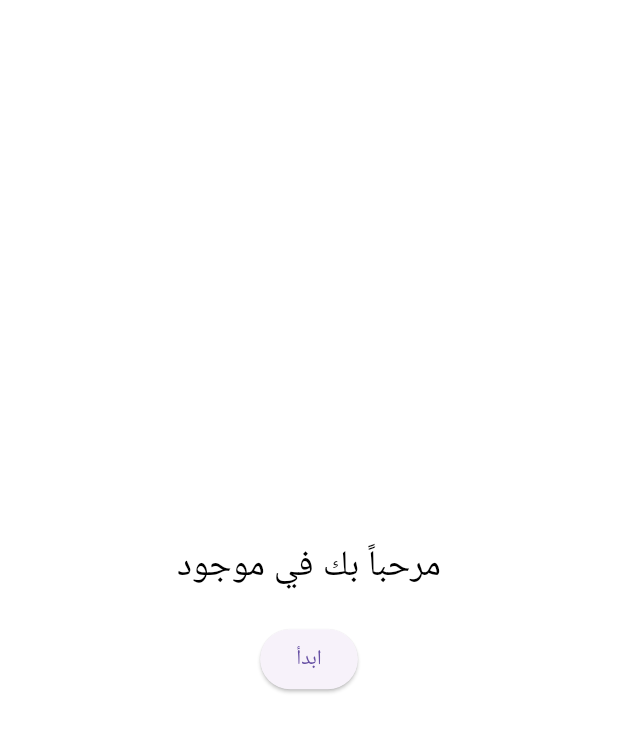
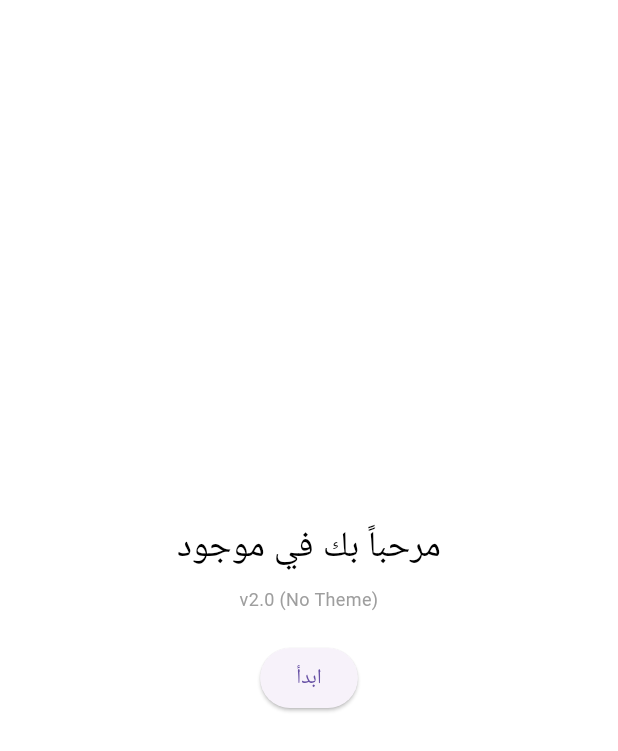
Before and after one commit to kezar0001-cpu/Mawjood, a Flutter app: the OnboardingScreen screen opened by its route, on a phone screen of 412 x 824 dp. Shown: the top 751 px of the screen. Run offline on Flutter 3.47's test engine with Material 3 defaults, Android fonts, the phone set to English and light mode, and no system bars; our stand-ins replace cached_network_image, connectivity_plus, firebase_analytics, firebase_core, firebase_crashlytics, flutter_dotenv and 7 more; accounts and stored records are empty.

Commit message:
chore: Add version label to OnboardingScreen to verify deployment and break cache

```diff
--- a/lib/screens/onboarding_screen.dart
+++ b/lib/screens/onboarding_screen.dart
@@ -31,6 +31,8 @@ class _OnboardingScreenState extends State<OnboardingScreen> {
           mainAxisAlignment: MainAxisAlignment.center,
           children: [
             const Text('مرحباً بك في موجود', style: TextStyle(fontSize: 24, color: Colors.black)),
+            const SizedBox(height: 8),
+            const Text('v2.0 (No Theme)', style: TextStyle(fontSize: 12, color: Colors.grey)), // CACHE VERIFICATION
             const SizedBox(height: 20),
             ElevatedButton(
               onPressed: _completeOnboarding,
```
